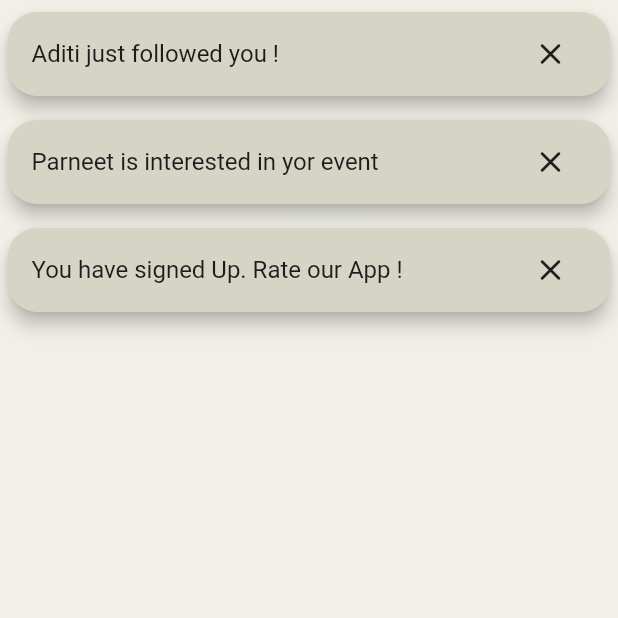
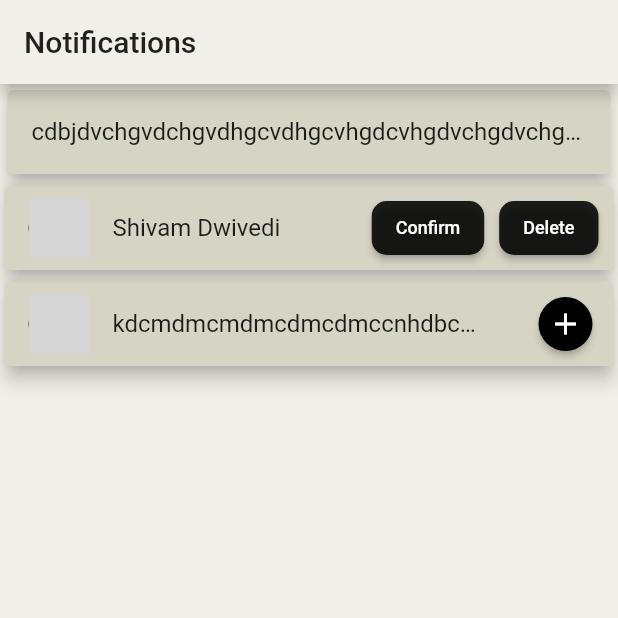
Before and after one commit to imshivamdwivedi/Buddy, a Flutter app: the UserNotification screen opened directly, on a phone screen of 412 x 824 dp, the top half of it. Run offline on Flutter 3.47's test engine with Material 2 defaults, Android fonts, the phone set to English and light mode, and no system bars; our stand-ins replace another_flushbar, firebase_auth, firebase_core, firebase_database, flutter_svg, flutter_typeahead and 3 more; missing offline and left inert: syncfusion_flutter_core; accounts and stored records are empty; network calls fail; grey boxes are pictures that could not be loaded.

Commit message:
notifications created notifaication directory creted three types of notification deleted redunadant file for notifiaction

```diff
--- /dev/null
+++ b/lib/notification/screen/notification_screen.dart
@@ -0,0 +1,51 @@
+import 'package:buddy/constants.dart';
+import 'package:buddy/notification/widget/event_notification.dart';
+import 'package:buddy/notification/widget/message_notification.dart';
+import 'package:buddy/notification/widget/request_notification.dart';
+import 'package:flutter/material.dart';
+
+class UserNotification extends StatefulWidget {
+  const UserNotification({Key? key}) : super(key: key);
+
+  @override
+  _UserNotificationState createState() => _UserNotificationState();
+}
+
+class _UserNotificationState extends State<UserNotification> {
+  List<SimpleNotification> userNotificationsList = [
+    SimpleNotification(
+      "Aditi just followed you !",
+    ),
+    SimpleNotification("You have signed Up. Rate our App !"),
+  ];
+  final tab = new TabBar(tabs: <Tab>[
+    new Tab(icon: new Icon(Icons.arrow_forward)),
+    new Tab(icon: new Icon(Icons.arrow_downward)),
+    new Tab(icon: new Icon(Icons.arrow_back)),
+  ]);
+  @override
+  Widget build(BuildContext context) {
+    return Scaffold(
+      appBar: AppBar(
+        title: Text(
+          "Notifications",
+          style: TextStyle(color: Colors.black87),
+        ),
+        backgroundColor: kPrimaryColor,
+      ),
+      body: Column(
+        children: [
+          // Expanded(
+          //   child: ListView(
+          //     children: userNotificationsList.map((tx) => tx).toList(),
+          //   ),
+          // ),
+          SimpleNotification(
+              "cdbjdvchgvdchgvdhgcvdhgcvhgdcvhgdvchgdvchgvdhcgvdhcvdhgcvhgdvchg"),
+          RequestNotification(),
+          EventNotification()
+        ],
+      ),
+    );
+  }
+}
--- /dev/null
+++ b/lib/notification/widget/event_notification.dart
@@ -0,0 +1,56 @@
+import 'package:buddy/constants.dart';
+import 'package:flutter/material.dart';
+
+class EventNotification extends StatefulWidget {
+  const EventNotification({Key? key}) : super(key: key);
+
+  @override
+  _EventNotificationState createState() => _EventNotificationState();
+}
+
+class _EventNotificationState extends State<EventNotification> {
+  @override
+  Widget build(BuildContext context) {
+    return InkWell(
+      onTap: () {},
+      child: Container(
+        child: Card(
+          elevation: 5,
+          margin: EdgeInsets.symmetric(vertical: 4, horizontal: 3),
+          color: kPrimaryLightColor,
+          child: Row(
+            mainAxisAlignment: MainAxisAlignment.spaceBetween,
+            children: [
+              Expanded(
+                child: ListTile(
+                  leading: CircleAvatar(
+                    radius: 20,
+                    backgroundImage: NetworkImage(
+                        "https://www.rd.com/wp-content/uploads/2017/09/01-shutterstock_476340928-Irina-Bg-1024x683.jpg"),
+                  ),
+                  title: Text(
+                    "kdcmdmcmdmcdmcdmccnhdbcbdcbdcmbdcmdc",
+                    overflow: TextOverflow.ellipsis,
+                    style: TextStyle(color: Colors.black87),
+                  ),
+                ),
+              ),
+              SizedBox(
+                width: 10,
+              ),
+              ElevatedButton(
+                onPressed: () {},
+                child: Icon(
+                  Icons.add,
+                ),
+                style: ElevatedButton.styleFrom(
+                  shape: CircleBorder(),
+                ),
+              ),
+            ],
+          ),
+        ),
+      ),
+    );
+  }
+}
--- /dev/null
+++ b/lib/notification/widget/message_notification.dart
@@ -0,0 +1,28 @@
+import 'package:buddy/constants.dart';
+import 'package:flutter/material.dart';
+
+class SimpleNotification extends StatelessWidget {
+  final String msg;
+  const SimpleNotification(this.msg);
+
+  @override
+  Widget build(BuildContext context) {
+    return InkWell(
+      onTap: () {},
+      child: Container(
+        child: Card(
+          elevation: 5,
+          margin: EdgeInsets.symmetric(vertical: 4, horizontal: 5),
+          color: kPrimaryLightColor,
+          child: ListTile(
+            title: Text(
+              msg,
+              overflow: TextOverflow.ellipsis,
+              style: TextStyle(color: Colors.black87),
+            ),
+          ),
+        ),
+      ),
+    );
+  }
+}
--- /dev/null
+++ b/lib/notification/widget/request_notification.dart
@@ -0,0 +1,65 @@
+import 'package:buddy/constants.dart';
+import 'package:flutter/material.dart';
+
+class RequestNotification extends StatefulWidget {
+  @override
+  _RequestNotificationState createState() => _RequestNotificationState();
+}
+
+class _RequestNotificationState extends State<RequestNotification> {
+  @override
+  Widget build(BuildContext context) {
+    return InkWell(
+      onTap: () {},
+      child: Container(
+        child: Card(
+          elevation: 5,
+          margin: EdgeInsets.symmetric(vertical: 4, horizontal: 3),
+          color: kPrimaryLightColor,
+          child: Row(
+            mainAxisAlignment: MainAxisAlignment.spaceBetween,
+            children: [
+              Expanded(
+                child: ListTile(
+                  leading: CircleAvatar(
+                    radius: 20,
+                    backgroundImage: NetworkImage(
+                        "https://www.rd.com/wp-content/uploads/2017/09/01-shutterstock_476340928-Irina-Bg-1024x683.jpg"),
+                  ),
+                  title: Text(
+                    "Shivam Dwivedi",
+                    overflow: TextOverflow.ellipsis,
+                    style: TextStyle(color: Colors.black87),
+                  ),
+                ),
+              ),
+              roundButton("Confirm"),
+              SizedBox(
+                width: 10,
+              ),
+              roundButton("Delete"),
+              SizedBox(
+                width: 10,
+              ),
+            ],
+          ),
+        ),
+      ),
+    );
+  }
+
+  Widget roundButton(String text) {
+    return ElevatedButton(
+      style: ElevatedButton.styleFrom(
+          primary: Colors.black87,
+          shape: RoundedRectangleBorder(
+            borderRadius: BorderRadius.circular(10.0),
+          )),
+      child: Text(
+        text,
+        style: TextStyle(color: Colors.white, fontSize: 12),
+      ),
+      onPressed: () {},
+    );
+  }
+}
--- a/lib/user/screens/user_dashboard.dart
+++ b/lib/user/screens/user_dashboard.dart
@@ -5,11 +5,11 @@ import 'package:buddy/user/models/user_provider.dart';
 import 'package:buddy/user/screens/user_dashboard_pages.dart/calender.dart';
 import 'package:buddy/user/screens/user_dashboard_pages.dart/create_activity_screen.dart';
 import 'package:buddy/user/screens/user_dashboard_pages.dart/home.dart';
-import 'package:buddy/user/screens/user_dashboard_pages.dart/notification_screen.dart';
+import 'package:buddy/notification/screen/notification_screen.dart';
 import 'package:buddy/user/screens/user_dashboard_pages.dart/screen_helper_provider.dart';
 import 'package:buddy/user/screens/user_dashboard_pages.dart/user_profile_screen.dart';
 import 'package:buddy/user/screens/user_intial_info.dart';
-import 'package:buddy/user/screens/user_genre.dart';
+
 import 'package:firebase_auth/firebase_auth.dart';
 import 'package:firebase_database/firebase_database.dart';
 import 'package:flutter/material.dart';
--- a/lib/user/screens/user_dashboard_pages.dart/notification_screen.dart
+++ /dev/null
@@ -1,28 +0,0 @@
-import 'package:buddy/constants.dart';
-import 'package:buddy/user/widgets/user_notification_item.dart';
-import 'package:flutter/material.dart';
-
-class UserNotification extends StatefulWidget {
-  const UserNotification({Key? key}) : super(key: key);
-
-  @override
-  _UserNotificationState createState() => _UserNotificationState();
-}
-
-class _UserNotificationState extends State<UserNotification> {
-  List<UserNotificationItem> userNotificationsList = [
-    UserNotificationItem(
-      "Aditi just followed you !",
-    ),
-    UserNotificationItem("Parneet is interested in yor event"),
-    UserNotificationItem("You have signed Up. Rate our App !"),
-  ];
-  @override
-  Widget build(BuildContext context) {
-    return Scaffold(
-      body: ListView(
-        children: userNotificationsList.map((tx) => tx).toList(),
-      ),
-    );
-  }
-}
--- a/lib/user/widgets/user_notification_item.dart
+++ /dev/null
@@ -1,36 +0,0 @@
-import 'package:buddy/constants.dart';
-import 'package:flutter/material.dart';
-
-class UserNotificationItem extends StatelessWidget {
-  final String msg;
-  const UserNotificationItem(this.msg);
-
-  @override
-  Widget build(BuildContext context) {
-    return Container(
-      child: Card(
-        elevation: 5,
-        margin: EdgeInsets.symmetric(vertical: 8, horizontal: 5),
-        shape: RoundedRectangleBorder(
-          borderRadius: BorderRadius.circular(20),
-        ),
-        color: kPrimaryLightColor,
-        child: ListTile(
-          title: Text(
-            msg,
-            style: TextStyle(color: Colors.black87),
-          ),
-          trailing: IconButton(
-            onPressed: () => () {},
-            icon: Icon(
-              Icons.close_rounded,
-            ),
-            color: Colors.black87,
-          ),
-        ),
-      ),
-    );
-  }
-
-  toList() {}
-}
```
